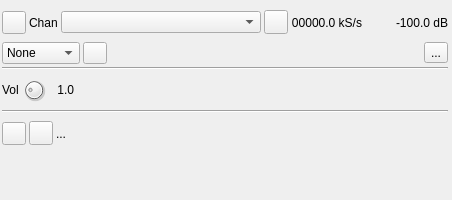
This is plugins/feature/denoiser/denoisergui.ui in f4exb/sdrangel as Qt 5 draws it before an edit. The edited form follows.
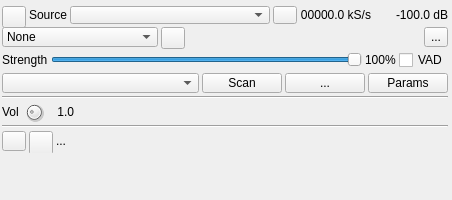
This is the edited form. Icons and pictures are not drawn. Custom widgets are drawn as their Qt base class.

Commit message: Add NVIDIA Denoiser support. Add VST3 effects plugins support.

```diff
--- a/plugins/feature/denoiser/denoisergui.ui
+++ b/plugins/feature/denoiser/denoisergui.ui
@@ -93,8 +93,11 @@
       </item>
       <item>
        <widget class="QLabel" name="channelsLabel">
+        <property name="toolTip">
+         <string>Audio source channel or feature</string>
+        </property>
         <property name="text">
-         <string>Chan</string>
+         <string>Source</string>
         </property>
        </widget>
       </item>
@@ -137,14 +140,14 @@
          <string>00000.0 kS/s</string>
         </property>
         <property name="alignment">
-         <set>Qt::AlignRight|Qt::AlignTrailing|Qt::AlignVCenter</set>
+         <set>Qt::AlignmentFlag::AlignRight|Qt::AlignmentFlag::AlignTrailing|Qt::AlignmentFlag::AlignVCenter</set>
         </property>
        </widget>
       </item>
       <item>
        <spacer name="horizontalSpacer">
         <property name="orientation">
-         <enum>Qt::Horizontal</enum>
+         <enum>Qt::Orientation::Horizontal</enum>
         </property>
         <property name="sizeHint" stdset="0">
          <size>
@@ -166,13 +169,13 @@
          <string>Channel power</string>
         </property>
         <property name="layoutDirection">
-         <enum>Qt::LeftToRight</enum>
+         <enum>Qt::LayoutDirection::LeftToRight</enum>
         </property>
         <property name="text">
          <string>-100.0 dB</string>
         </property>
         <property name="alignment">
-         <set>Qt::AlignRight|Qt::AlignTrailing|Qt::AlignVCenter</set>
+         <set>Qt::AlignmentFlag::AlignRight|Qt::AlignmentFlag::AlignTrailing|Qt::AlignmentFlag::AlignVCenter</set>
         </property>
        </widget>
       </item>
@@ -201,6 +204,16 @@
           <string>RNnoise</string>
          </property>
         </item>
+        <item>
+         <property name="text">
+          <string>NVIDIA Noise Removal</string>
+         </property>
+        </item>
+        <item>
+         <property name="text">
+          <string>VST3 Effect</string>
+         </property>
+        </item>
        </widget>
       </item>
       <item>
@@ -227,7 +240,7 @@
       <item>
        <spacer name="horizontalSpacer_2">
         <property name="orientation">
-         <enum>Qt::Horizontal</enum>
+         <enum>Qt::Orientation::Horizontal</enum>
         </property>
         <property name="sizeHint" stdset="0">
          <size>
@@ -257,10 +270,125 @@
       </item>
      </layout>
     </item>
+    <item>
+     <layout class="QHBoxLayout" name="nvidiaControlsLayout">
+      <property name="leftMargin">
+       <number>0</number>
+      </property>
+      <property name="topMargin">
+       <number>0</number>
+      </property>
+      <property name="rightMargin">
+       <number>0</number>
+      </property>
+      <property name="bottomMargin">
+       <number>0</number>
+      </property>
+      <item>
+       <widget class="QLabel" name="nvidiaIntensityLabel">
+        <property name="text">
+         <string>Strength</string>
+        </property>
+       </widget>
+      </item>
+      <item>
+       <widget class="QSlider" name="nvidiaIntensity">
+        <property name="toolTip">
+         <string>Noise removal strength: lower values preserve more weak speech</string>
+        </property>
+        <property name="maximum">
+         <number>100</number>
+        </property>
+        <property name="value">
+         <number>100</number>
+        </property>
+        <property name="orientation">
+         <enum>Qt::Orientation::Horizontal</enum>
+        </property>
+       </widget>
+      </item>
+      <item>
+       <widget class="QLabel" name="nvidiaIntensityText">
+        <property name="text">
+         <string>100%</string>
+        </property>
+       </widget>
+      </item>
+      <item>
+       <widget class="QCheckBox" name="nvidiaVad">
+        <property name="toolTip">
+         <string>Voice activity detection: may suppress weak or misclassified speech</string>
+        </property>
+        <property name="text">
+         <string>VAD</string>
+        </property>
+       </widget>
+      </item>
+     </layout>
+    </item>
+    <item>
+     <layout class="QHBoxLayout" name="vst3ControlsLayout">
+      <property name="leftMargin">
+       <number>0</number>
+      </property>
+      <property name="topMargin">
+       <number>0</number>
+      </property>
+      <property name="rightMargin">
+       <number>0</number>
+      </property>
+      <property name="bottomMargin">
+       <number>0</number>
+      </property>
+      <item>
+       <widget class="QComboBox" name="vst3Plugin">
+        <property name="sizePolicy">
+         <sizepolicy hsizetype="Expanding" vsizetype="Fixed">
+          <horstretch>0</horstretch>
+          <verstretch>0</verstretch>
+         </sizepolicy>
+        </property>
+        <property name="toolTip">
+         <string>Selected VST3 audio effect</string>
+        </property>
+       </widget>
+      </item>
+      <item>
+       <widget class="QPushButton" name="vst3Refresh">
+        <property name="toolTip">
+         <string>Scan installed VST3 effects</string>
+        </property>
+        <property name="text">
+         <string>Scan</string>
+        </property>
+       </widget>
+      </item>
+      <item>
+       <widget class="QPushButton" name="vst3Browse">
+        <property name="toolTip">
+         <string>Select a VST3 module outside standard plugin folders</string>
+        </property>
+        <property name="text">
+         <string>...</string>
+        </property>
+       </widget>
+      </item>
+      <item>
+       <widget class="QPushButton" name="vst3Parameters">
+        <property name="toolTip">
+         <string>Edit the effect's parameters</string>
+        </property>
+        <property name="text">
+         <string>Params</string>
+        </property>
+       </widget>
+      </item>
+     </layout>
+    </item>
     <item>
      <widget class="Line" name="line">
       <property name="orientation">
-       <enum>Qt::Horizontal</enum>
+       <enum>Qt::Orientation::Horizontal</enum>
       </property>
      </widget>
     </item>
@@ -310,7 +438,7 @@
          <string>1.0</string>
         </property>
         <property name="alignment">
-         <set>Qt::AlignRight|Qt::AlignTrailing|Qt::AlignVCenter</set>
+         <set>Qt::AlignmentFlag::AlignRight|Qt::AlignmentFlag::AlignTrailing|Qt::AlignmentFlag::AlignVCenter</set>
         </property>
        </widget>
       </item>
@@ -338,7 +466,7 @@
     <item>
      <widget class="Line" name="line_2">
       <property name="orientation">
-       <enum>Qt::Horizontal</enum>
+       <enum>Qt::Orientation::Horizontal</enum>
       </property>
      </widget>
     </item>
@@ -402,7 +530,7 @@
          <string>...</string>
         </property>
         <property name="alignment">
-         <set>Qt::AlignLeading|Qt::AlignLeft|Qt::AlignVCenter</set>
+         <set>Qt::AlignmentFlag::AlignLeading|Qt::AlignmentFlag::AlignLeft|Qt::AlignmentFlag::AlignVCenter</set>
         </property>
        </widget>
       </item>
@@ -412,17 +540,17 @@
   </widget>
  </widget>
  <customwidgets>
-  <customwidget>
-   <class>ButtonSwitch</class>
-   <extends>QToolButton</extends>
-   <header>gui/buttonswitch.h</header>
-  </customwidget>
   <customwidget>
    <class>RollupContents</class>
    <extends>QWidget</extends>
    <header>gui/rollupcontents.h</header>
    <container>1</container>
   </customwidget>
+  <customwidget>
+   <class>ButtonSwitch</class>
+   <extends>QToolButton</extends>
+   <header>gui/buttonswitch.h</header>
+  </customwidget>
   <customwidget>
    <class>LevelMeterVU</class>
    <extends>QWidget</extends>
```
The commit also changes 30 other files.
